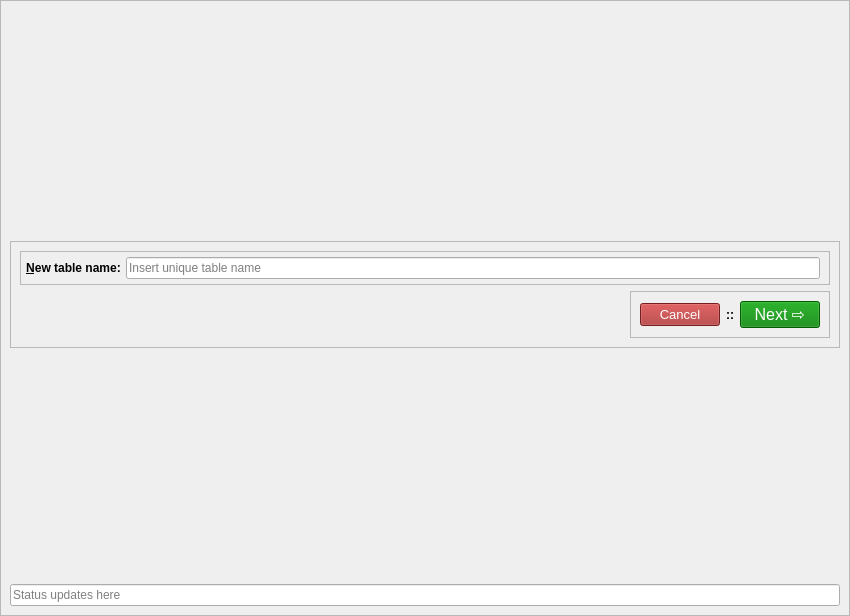
Old version of the form create_table_constructor.ui in the repository TiReks33/adb-explorer.
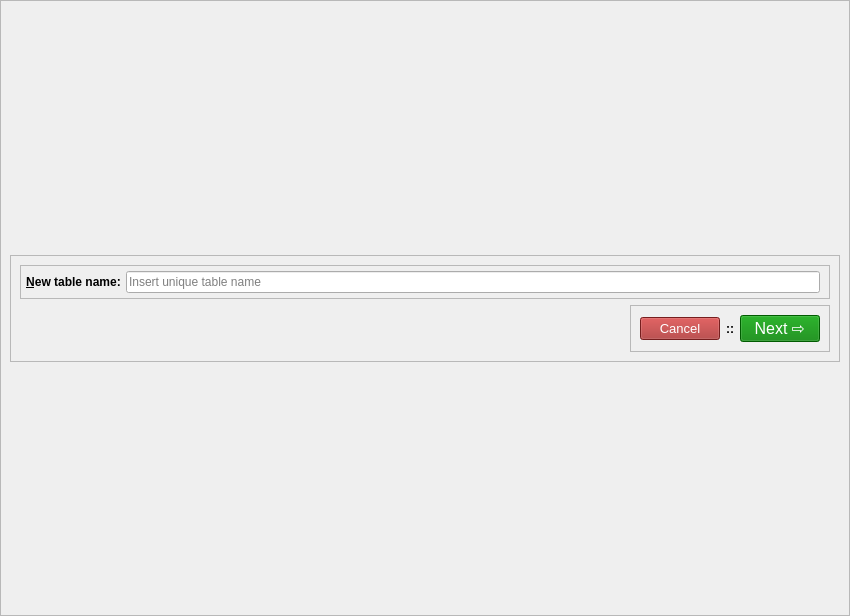
New version of the form. The open tabs and pages were chosen to show the change.

The edit to the form file:
```diff
--- a/create_table_constructor.ui
+++ b/create_table_constructor.ui
@@ -247,29 +247,6 @@
       </property>
      </spacer>
     </item>
-    <item>
-     <layout class="QVBoxLayout" name="verticalLayout_5">
-      <property name="sizeConstraint">
-       <enum>QLayout::SetMinimumSize</enum>
-      </property>
-      <item>
-       <widget class="QLineEdit" name="statusLine_0">
-        <property name="sizePolicy">
-         <sizepolicy hsizetype="Preferred" vsizetype="Fixed">
-          <horstretch>0</horstretch>
-          <verstretch>0</verstretch>
-         </sizepolicy>
-        </property>
-        <property name="readOnly">
-         <bool>false</bool>
-        </property>
-        <property name="placeholderText">
-         <string>Status updates here</string>
-        </property>
-       </widget>
-      </item>
-     </layout>
-    </item>
    </layout>
   </widget>
   <widget class="QWidget" name="page_2">
```
Left out of the diff: 35 changed lines with no effect on the pictures.
